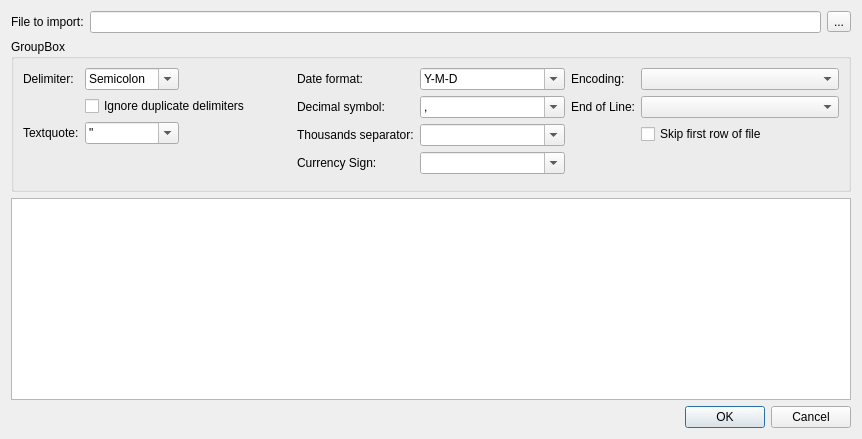
KDE/knipptasch, file src/import/csv/csvimportdialog.ui: the form before one commit.
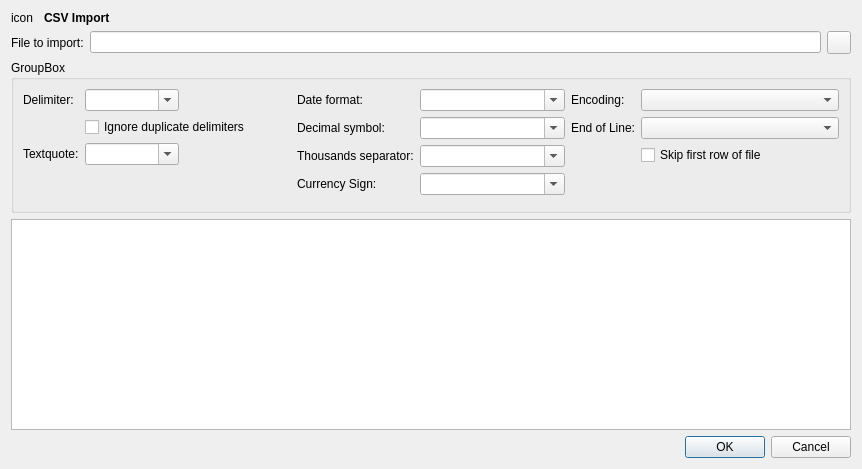
The form after the commit. Custom widgets are drawn as their Qt base class.

Commit message: Working on Import/Export stuff. Now they are integrated in the MainWindow.

The edit to the form file:
```diff
--- a/src/import/csv/csvimportdialog.ui
+++ b/src/import/csv/csvimportdialog.ui
@@ -8,7 +8,7 @@
     <x>0</x>
     <y>0</y>
     <width>862</width>
-    <height>439</height>
+    <height>469</height>
    </rect>
   </property>
   <property name="sizePolicy">
@@ -18,6 +18,42 @@
    </sizepolicy>
   </property>
   <layout class="QVBoxLayout" name="verticalLayout">
+   <item>
+    <layout class="QHBoxLayout" name="horizontalLayout_3">
+     <item>
+      <widget class="QLabel" name="iconLabel">
+       <property name="text">
+        <string>icon</string>
+       </property>
+      </widget>
+     </item>
+     <item>
+      <widget class="QLabel" name="label_11">
+       <property name="sizePolicy">
+        <sizepolicy hsizetype="Expanding" vsizetype="Preferred">
+         <horstretch>0</horstretch>
+         <verstretch>0</verstretch>
+        </sizepolicy>
+       </property>
+       <property name="font">
+        <font>
+         <weight>75</weight>
+         <bold>true</bold>
+        </font>
+       </property>
+       <property name="text">
+        <string>CSV Import</string>
+       </property>
+       <property name="margin">
+        <number>3</number>
+       </property>
+       <property name="indent">
+        <number>5</number>
+       </property>
+      </widget>
+     </item>
+    </layout>
+   </item>
    <item>
     <layout class="QFormLayout" name="formLayout_4">
      <item row="0" column="0">
@@ -35,7 +71,7 @@
        <item>
         <widget class="QToolButton" name="fileButton">
          <property name="text">
-          <string>...</string>
+          <string/>
          </property>
         </widget>
        </item>
@@ -67,36 +103,11 @@
            <bool>true</bool>
           </property>
           <property name="currentIndex">
-           <number>3</number>
+           <number>-1</number>
           </property>
           <property name="minimumContentsLength">
            <number>8</number>
           </property>
-          <item>
-           <property name="text">
-            <string/>
-           </property>
-          </item>
-          <item>
-           <property name="text">
-            <string>Comma</string>
-           </property>
-          </item>
-          <item>
-           <property name="text">
-            <string>Tabulator</string>
-           </property>
-          </item>
-          <item>
-           <property name="text">
-            <string>Semicolon</string>
-           </property>
-          </item>
-          <item>
-           <property name="text">
-            <string>Space</string>
-           </property>
-          </item>
          </widget>
         </item>
         <item row="2" column="0">
@@ -112,31 +123,11 @@
            <bool>true</bool>
           </property>
           <property name="currentIndex">
-           <number>1</number>
+           <number>-1</number>
           </property>
           <property name="minimumContentsLength">
            <number>8</number>
           </property>
-          <item>
-           <property name="text">
-            <string/>
-           </property>
-          </item>
-          <item>
-           <property name="text">
-            <string>&quot;</string>
-           </property>
-          </item>
-          <item>
-           <property name="text">
-            <string>'</string>
-           </property>
-          </item>
-          <item>
-           <property name="text">
-            <string>`</string>
-           </property>
-          </item>
          </widget>
         </item>
         <item row="1" column="1">
@@ -163,21 +154,11 @@
            <bool>true</bool>
           </property>
           <property name="currentIndex">
-           <number>1</number>
+           <number>-1</number>
           </property>
           <property name="minimumContentsLength">
            <number>8</number>
           </property>
-          <item>
-           <property name="text">
-            <string/>
-           </property>
-          </item>
-          <item>
-           <property name="text">
-            <string>Y-M-D</string>
-           </property>
-          </item>
          </widget>
         </item>
         <item row="1" column="0">
@@ -195,16 +176,6 @@
           <property name="minimumContentsLength">
            <number>8</number>
           </property>
-          <item>
-           <property name="text">
-            <string>,</string>
-           </property>
-          </item>
-          <item>
-           <property name="text">
-            <string>.</string>
-           </property>
-          </item>
          </widget>
         </item>
         <item row="2" column="0">
@@ -222,16 +193,6 @@
           <property name="minimumContentsLength">
            <number>8</number>
           </property>
-          <item>
-           <property name="text">
-            <string/>
-           </property>
-          </item>
-          <item>
-           <property name="text">
-            <string>.</string>
-           </property>
-          </item>
          </widget>
         </item>
         <item row="3" column="0">
@@ -249,31 +210,6 @@
           <property name="minimumContentsLength">
            <number>8</number>
           </property>
-          <item>
-           <property name="text">
-            <string/>
-           </property>
-          </item>
-          <item>
-           <property name="text">
-            <string>Euro</string>
-           </property>
-          </item>
-          <item>
-           <property name="text">
-            <string>Dollar</string>
-           </property>
-          </item>
-          <item>
-           <property name="text">
-            <string>$</string>
-           </property>
-          </item>
-          <item>
-           <property name="text">
-            <string>€</string>
-           </property>
-          </item>
          </widget>
         </item>
        </layout>
```
The commit also changes 15 other files.
